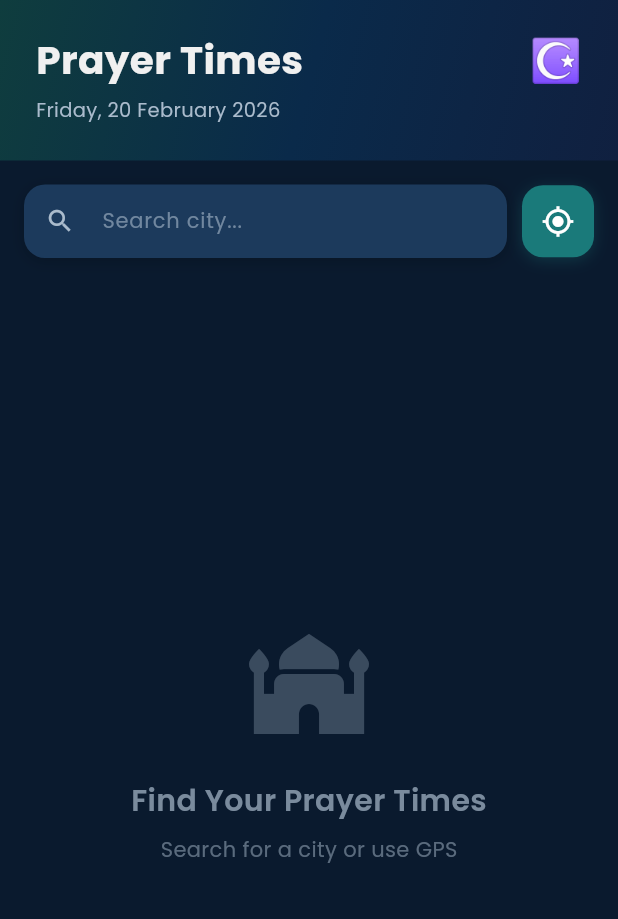
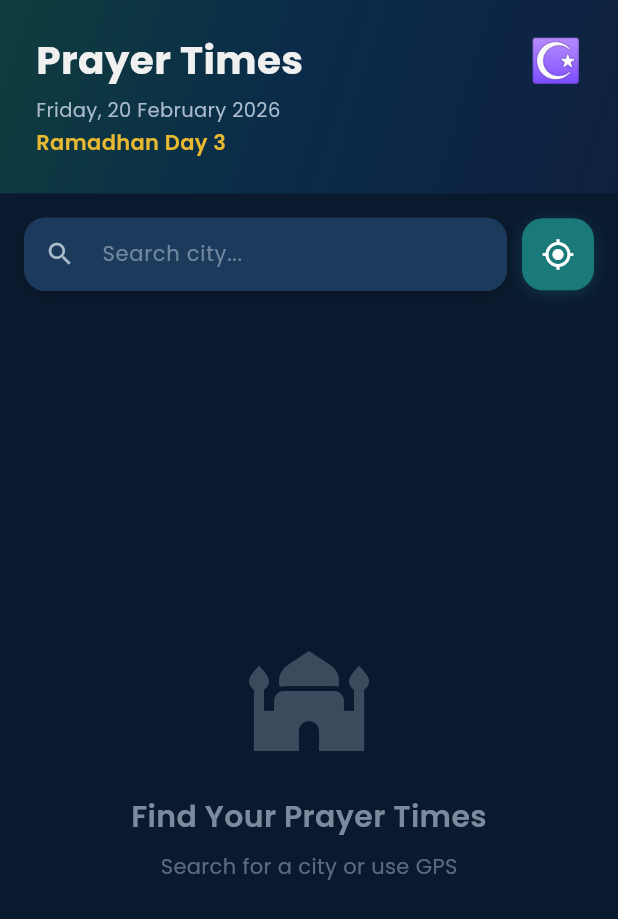
Before and after one commit to Hidayathamir/prayer-times-flutter, a Flutter app: the screen it shows after launch, on a phone screen of 412 x 824 dp. Shown: the top 919 px of the screen. Run offline on Flutter 3.47's test engine with Material 3 defaults, Android fonts, the phone set to English and light mode, and no system bars; our stand-ins replace adhan, flutter_local_notifications, geocoding, geolocator, google_fonts, hijri and 2 more.

Commit message:
feat: Display Hijri date in the header with Ramadhan-specific logic and add `hijri` package.

```diff
--- a/lib/main.dart
+++ b/lib/main.dart
@@ -7,6 +7,7 @@ import 'package:http/http.dart' as http;
 import 'package:geolocator/geolocator.dart';
 import 'package:geocoding/geocoding.dart';
 import 'package:google_fonts/google_fonts.dart';
+import 'package:hijri/hijri_calendar.dart';
 import 'package:timezone/data/latest_all.dart' as tz;
 import 'package:timezone/timezone.dart' as tz2;
 import 'package:shared_preferences/shared_preferences.dart';
@@ -442,8 +443,28 @@ class _PrayerTimesScreenState extends State<PrayerTimesScreen>
 
   Widget _buildHeader() {
     final nextPrayer = _getNextPrayer();
+
+    DateTime effectiveNow = DateTime.now();
+    // In Islam, the new day starts after Maghrib
+    if (prayerTimes != null && effectiveNow.isAfter(prayerTimes!.maghrib)) {
+      effectiveNow = effectiveNow.add(const Duration(days: 1));
+    }
+
     final now = DateTime.now();
     final dateStr = DateFormat('EEEE, d MMMM yyyy').format(now);
+
+    HijriCalendar.setLocal('en');
+    // Adjust -1 day for Indonesian Hijri calendar
+    final adjustedDate = effectiveNow.subtract(const Duration(days: 1));
+    final hDate = HijriCalendar.fromDate(adjustedDate);
+    String hijriStr = '${hDate.hDay} ${hDate.longMonthName} ${hDate.hYear} AH';
+    if (hDate.hMonth == 9) { // 9 is Ramadhan
+      if (effectiveNow.day != now.day) {
+        hijriStr = 'Tonight is Ramadhan Day ${hDate.hDay}';
+      } else {
+        hijriStr = 'Ramadhan Day ${hDate.hDay}';
+      }
+    }
 
     return Container(
       width: double.infinity,
@@ -482,6 +503,15 @@ class _PrayerTimesScreenState extends State<PrayerTimesScreen>
             style: GoogleFonts.poppins(
               fontSize: 13,
               color: AppColors.textSecondary,
+            ),
+          ),
+          const SizedBox(height: 2),
+          Text(
+            hijriStr,
+            style: GoogleFonts.poppins(
+              fontSize: 14,
+              fontWeight: FontWeight.w600,
+              color: AppColors.accent,
             ),
           ),
 
--- a/pubspec.yaml
+++ b/pubspec.yaml
@@ -44,6 +44,7 @@ dependencies:
   http: ^1.6.0
   google_fonts: ^6.2.1
   shared_preferences: ^2.5.3
+  hijri: ^3.0.0
 
 dev_dependencies:
   flutter_test:
```
Also changed, not shown: test_hijri.dart (added, +17 -0 lines), pubspec.lock.
